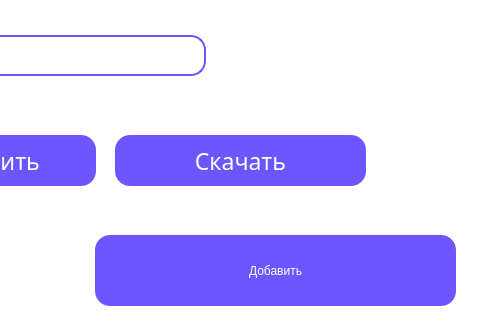
Qt form project/add_theme.ui (AssasinNik/meow) before a commit; both pictures show x 185 to 665 and y 185 to 511 of the 921 by 511 pixel window.
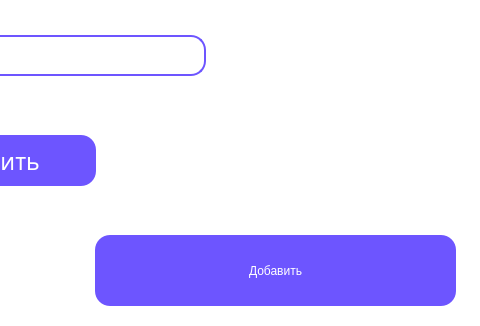
The same form after that commit. Icons and pictures are not drawn.

Diff of the .ui file:
```diff
--- a/project/add_theme.ui
+++ b/project/add_theme.ui
@@ -398,49 +398,6 @@
     <string/>
    </property>
   </widget>
-  <widget class="QPushButton" name="pushButton_6">
-   <property name="geometry">
-    <rect>
-     <x>300</x>
-     <y>320</y>
-     <width>251</width>
-     <height>51</height>
-    </rect>
-   </property>
-   <property name="font">
-    <font>
-     <family>Karla 13</family>
-     <pointsize>17</pointsize>
-     <weight>9</weight>
-     <italic>false</italic>
-     <bold>false</bold>
-    </font>
-   </property>
-   <property name="autoFillBackground">
-    <bool>false</bool>
-   </property>
-   <property name="styleSheet">
-    <string notr="true">QPushButton{
-	color: rgb(255, 255, 255);
-	background-color: #6D55FF;
-	border-radius: 15px; 
-	font: 75 17pt &quot;Karla&quot; bold;
-	border: 2px;
-}
-QPushButton:pressed{
-	background-color: #A597FF;
-}</string>
-   </property>
-   <property name="text">
-    <string>Скачать</string>
-   </property>
-   <property name="default">
-    <bool>false</bool>
-   </property>
-   <property name="flat">
-    <bool>false</bool>
-   </property>
-  </widget>
  </widget>
  <resources>
   <include location="greeting.qrc"/>
```
